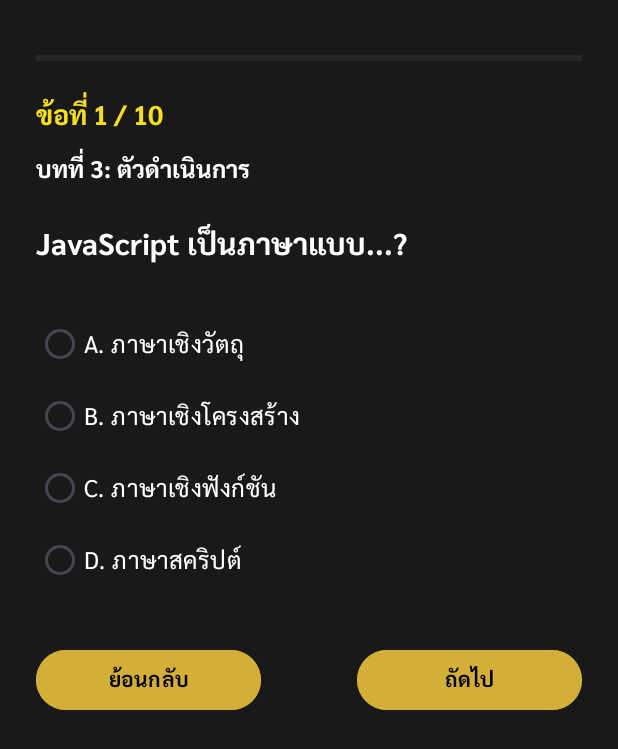
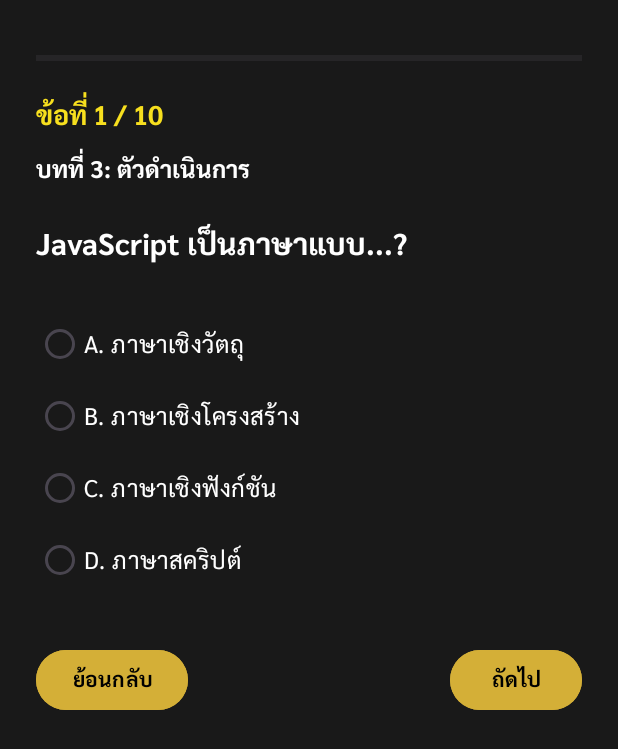
Before and after one commit to Chirawattt/Final-Project-JavaScript-Group16, an Android app: the layout activity_quiz.xml on its own in the app's theme, with its tools: preview values and no code run, on a phone screen of 412 x 824 dp. Shown: the top 749 px of the screen. Run offline under Robolectric (Android 15) with nearby library versions, the phone set to English and light mode, and no system bars.

Commit message:
Refactor: Replace AlertDialog with custom dialog for score display
Replaced the default AlertDialog with a custom dialog from DialogUtil to display the quiz score, offering a more consistent and customizable UI. Also updated the width of buttons in activity_quiz.xml from 150dp to wrap_content.

```diff
--- a/app/src/main/res/layout/activity_quiz.xml
+++ b/app/src/main/res/layout/activity_quiz.xml
@@ -112,7 +112,7 @@
 
         <Button
             android:id="@+id/btn_previous_question"
-            android:layout_width="150dp"
+            android:layout_width="wrap_content"
             android:layout_height="wrap_content"
             android:backgroundTint="@color/js_yellow_dark"
             android:fontFamily="@font/sarabun_bold"
@@ -124,7 +124,7 @@
 
         <Button
             android:id="@+id/next_question_button"
-            android:layout_width="150dp"
+            android:layout_width="wrap_content"
             android:layout_height="wrap_content"
             android:backgroundTint="@color/js_yellow_dark"
             android:fontFamily="@font/sarabun_bold"
```
Also changed, not shown: app/src/main/java/com/example/final_project_javascript_group16/QuizActivity.java (+16 -9 lines).
